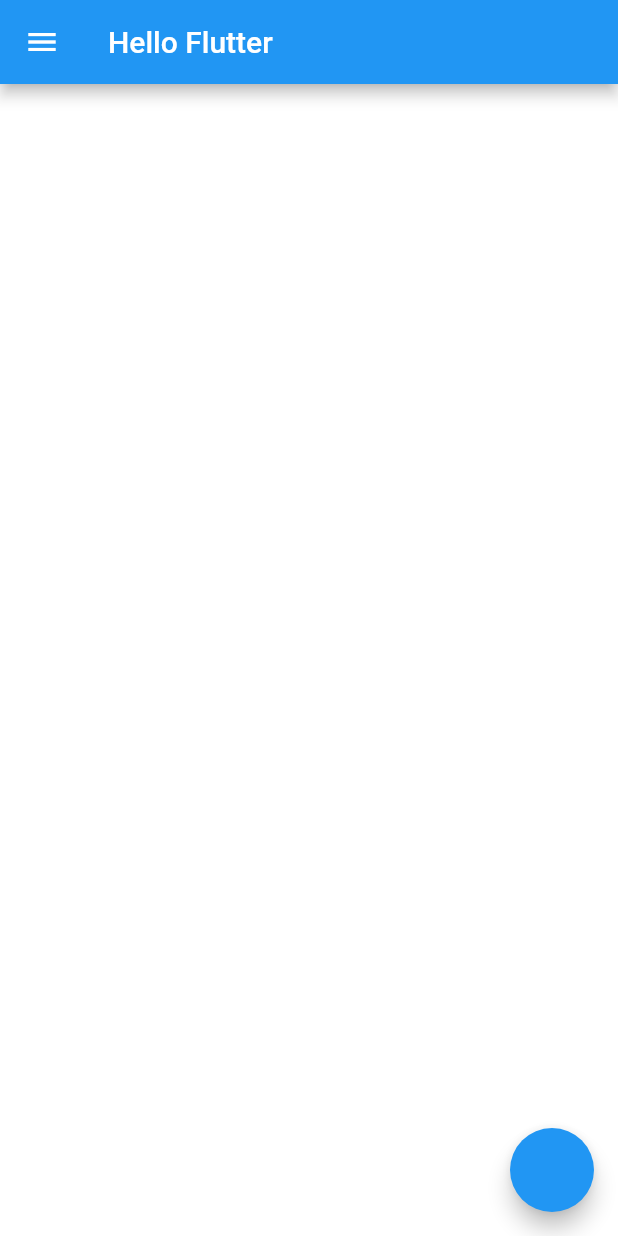
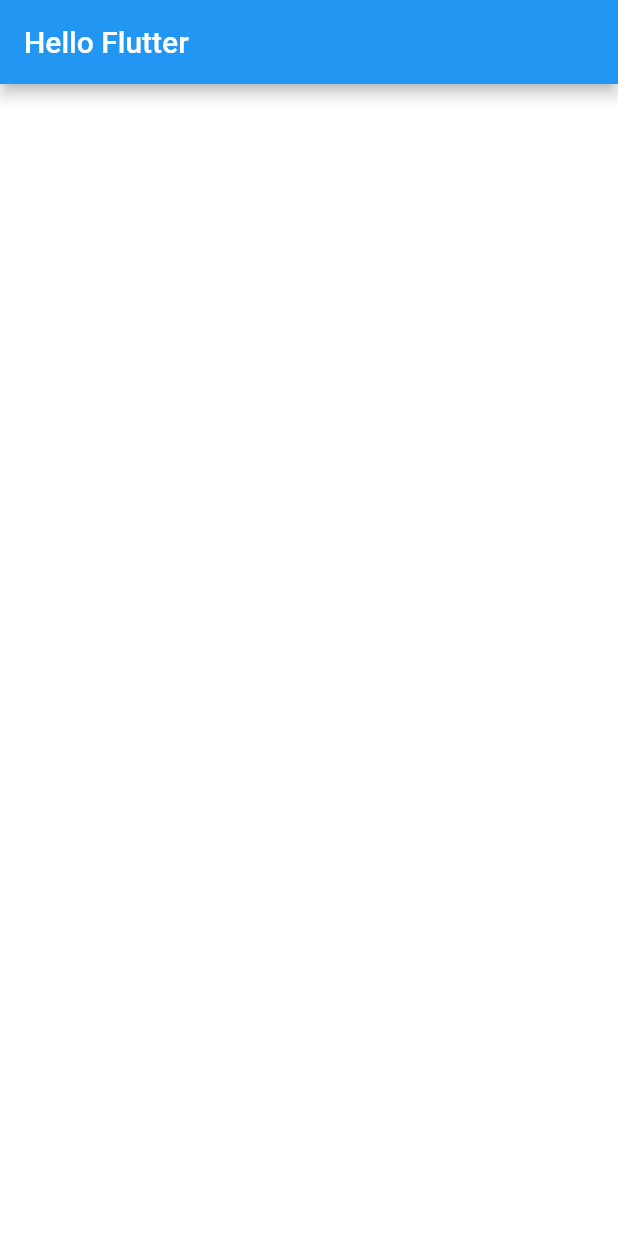
Before and after one commit to mauro-santos/flutter_hello1, a Flutter app: the screen it shows after launch, on a phone screen of 412 x 824 dp. Run offline on Flutter 3.47's test engine with Material 2 defaults, Android fonts, the phone set to English and light mode, and no system bars.

Commit message:
- Utilização do Scaffold com divisão por função.

```diff
--- a/lib/main.dart
+++ b/lib/main.dart
@@ -10,19 +10,18 @@ class MyApp extends StatelessWidget {
       theme: ThemeData(
           primaryColor: Colors.blue
       ),
-      home: Scaffold(
+      home: home(),
+    );
+  }
+
+  home(){
+    return Scaffold(
       appBar: AppBar(
         title: Text("Hello Flutter"),
       ),
       body: Container(
         color: Colors.white,
       ),
-        drawer:  Container(
-          color: Colors.yellow,
-          width: 300,
-        ),
-        floatingActionButton: FloatingActionButton(onPressed: (){}),
-      )
     );
   }
 }
```
Lines whose indentation alone changed are shown as unchanged.
